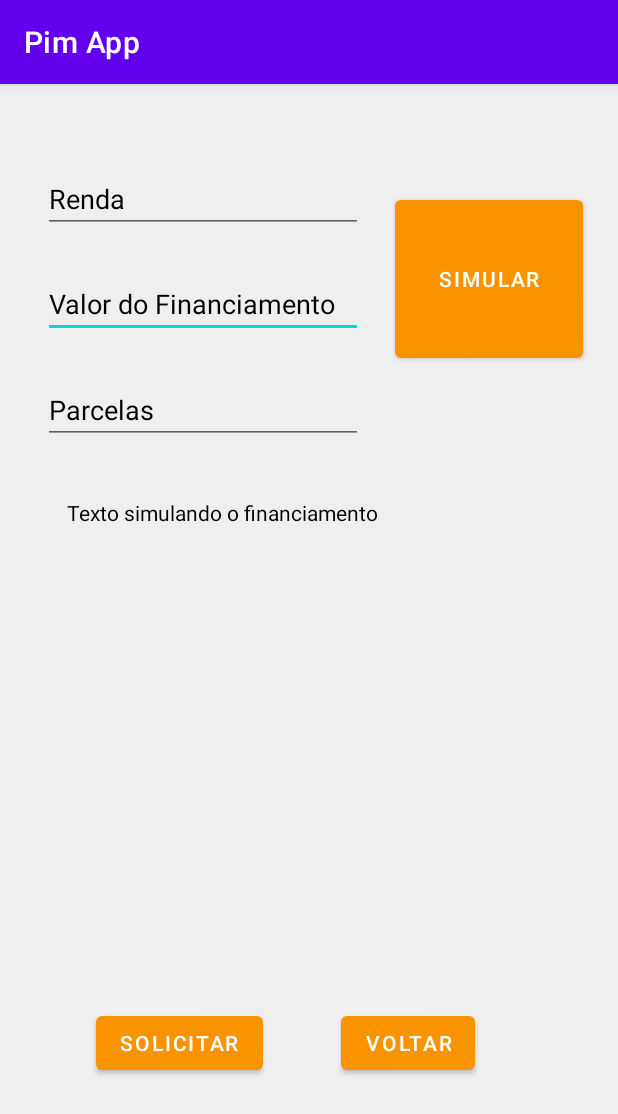
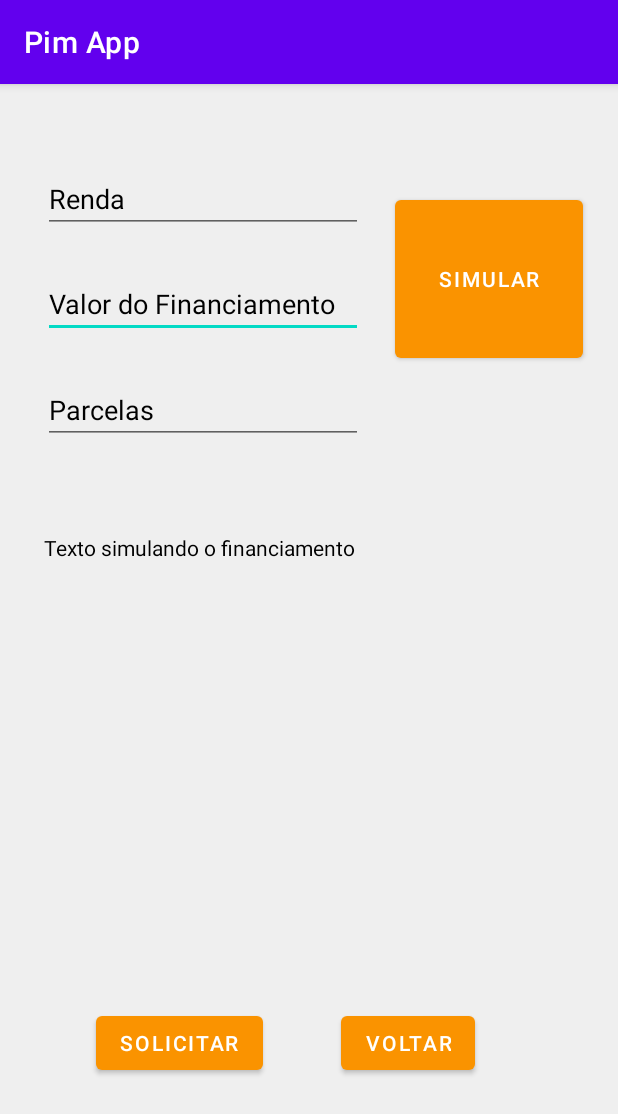
Before and after one commit to lopesleal/TCC_Android, an Android app: the TelaSimulacao screen opened directly, with no data from a screen before it, on a phone screen of 412 x 824 dp. Shown: the top 1114 px of the screen. Run offline under Robolectric (Android 15) with nearby library versions, the phone set to English and light mode, and no system bars.

```diff
--- a/app/src/main/java/com/example/pimapp/TelaSimulacao.java
+++ b/app/src/main/java/com/example/pimapp/TelaSimulacao.java
@@ -8,10 +8,13 @@ import android.view.View;
 import android.view.Window;
 import android.widget.Button;
 import android.widget.EditText;
+import android.widget.TextView;
+import android.widget.Toast;
 
 import org.w3c.dom.Text;
 
 public class TelaSimulacao extends AppCompatActivity {
+    TextView textView31;
 EditText editTextRendaSimul, editTextValFinancSimul, editTextParceSimul;
     @Override
     protected void onCreate(Bundle savedInstanceState) {
@@ -21,6 +24,7 @@ EditText editTextRendaSimul, editTextValFinancSimul, editTextParceSimul;
         Button btnSolicitarTelSimul = (Button) findViewById(R.id.btnSolicSimul);
         this.editTextRendaSimul=(EditText)findViewById(R.id.txtRendaSimul);
         this.editTextValFinancSimul=(EditText)findViewById(R.id.txtValFinancSimul);
+        this.textView31=(TextView)findViewById(R.id.textView31);
         this.editTextParceSimul=(EditText)findViewById(R.id.txtParceSimul);
         btnSolicitarTelSimul.setOnClickListener(new View.OnClickListener() {
             @Override
@@ -29,13 +33,35 @@ EditText editTextRendaSimul, editTextValFinancSimul, editTextParceSimul;
                 startActivity(irTelaAcompanhamentoSimulacao);
             }
         });
-        double valorRenda= Double.parseDouble(editTextRendaSimul.getText().toString());
-        double valorFinanciamento= Double.parseDouble(editTextValFinancSimul.getText().toString());
-        int numerodeParcelas= Integer.parseInt(editTextParceSimul.getText().toString());
-        double resultado= valorFinanciamento/numerodeParcelas;
-
-
-
+        Button btnVoltarSimul = (Button) findViewById(R.id.btnVoltarSimul);
+        btnVoltarSimul.setOnClickListener(new View.OnClickListener() {
+            @Override
+            public void onClick(View v) {
+                Intent irTelaUsuarioVoltarSimul = new Intent(TelaSimulacao.this, TelaUsuario.class);
+                startActivity(irTelaUsuarioVoltarSimul);
+                //Toast.makeText(getApplicationContext(),"", Toast.LENGTH_LONG).show();
+            }
+        });
+        Button btnsimul = (Button) findViewById(R.id.btnSimul);
+        btnsimul.setOnClickListener(new View.OnClickListener() {
+            @Override
+            public void onClick(View v) {
+                double valorParcelado, valorTotal, valordoJuros, valorcomJuros;
+                double valorFinanciamento= Double.parseDouble(editTextValFinancSimul.getText().toString());
+                int numerodeParcelas= Integer.parseInt(editTextParceSimul.getText().toString());
+                valorParcelado=valorFinanciamento/numerodeParcelas;
+                valordoJuros=valorParcelado*2/100;
+                valorcomJuros=valorParcelado+valordoJuros;
+                valorTotal=valorcomJuros*numerodeParcelas;
+                textView31.setText("O Valor solicitado "+valorFinanciamento+"\n Parcelado em "+
+                        numerodeParcelas+"\n será "+valorcomJuros+"\n Que dá um total de "+
+                        valorTotal);
+                //Toast.makeText(TelaSimulacao.this,
+                  //      "O Valor solicitado "+editTextValFinancSimul.getText()+" Parcelado em "+
+                     //           editTextParceSimul.getText()+" será "+valorcomJuros+" Que dá um total de "+
+                       //         valorTotal, Toast.LENGTH_LONG).show();
+            }
+        });
 
     }
 }
--- a/app/src/main/res/layout/activity_tela_antecipacao.xml
+++ b/app/src/main/res/layout/activity_tela_antecipacao.xml
@@ -13,7 +13,7 @@
         android:layout_height="wrap_content"
         android:ems="10"
         android:hint="Ex:5"
-        android:inputType="textPersonName"
+        android:inputType="numberDecimal"
         android:textColor="@color/black"
         android:textColorHint="@color/black"
         app:layout_constraintBottom_toBottomOf="parent"
--- a/app/src/main/res/layout/activity_tela_cadastro.xml
+++ b/app/src/main/res/layout/activity_tela_cadastro.xml
@@ -45,7 +45,7 @@
         android:layout_height="40dp"
         android:ems="10"
         android:hint="CPF"
-        android:inputType="textPersonName"
+        android:inputType="number"
         android:textColor="@color/black"
         android:textColorHint="@color/black"
         app:layout_constraintBottom_toBottomOf="parent"
@@ -61,7 +61,7 @@
         android:layout_height="40dp"
         android:ems="10"
         android:hint="Cep"
-        android:inputType="textPersonName"
+        android:inputType="number"
         android:textColor="@color/black"
         android:textColorHint="@color/black"
         app:layout_constraintBottom_toBottomOf="parent"
@@ -263,8 +263,6 @@
         android:textColor="#0E0E0E"
         android:visibility="invisible"
         app:layout_constraintBottom_toBottomOf="parent"
-        app:layout_constraintEnd_toEndOf="parent"
-        app:layout_constraintHorizontal_bias="0.461"
         app:layout_constraintStart_toStartOf="parent"
         app:layout_constraintTop_toTopOf="parent"
         app:layout_constraintVertical_bias="0.271" />
--- a/app/src/main/res/layout/activity_tela_esqueci_senha.xml
+++ b/app/src/main/res/layout/activity_tela_esqueci_senha.xml
@@ -65,7 +65,7 @@
         android:layout_width="190dp"
         android:layout_height="40dp"
         android:ems="10"
-        android:inputType="textPersonName"
+        android:inputType="number"
         android:textColor="@color/black"
         app:layout_constraintBottom_toBottomOf="parent"
         app:layout_constraintEnd_toEndOf="parent"
@@ -105,7 +105,7 @@
         android:layout_width="190dp"
         android:layout_height="40dp"
         android:ems="10"
-        android:inputType="textPersonName"
+        android:inputType="number|numberDecimal"
         android:textColor="@color/black"
         app:layout_constraintBottom_toBottomOf="parent"
         app:layout_constraintEnd_toEndOf="parent"
--- a/app/src/main/res/layout/activity_tela_simulacao.xml
+++ b/app/src/main/res/layout/activity_tela_simulacao.xml
@@ -13,7 +13,7 @@
         android:layout_height="wrap_content"
         android:ems="10"
         android:hint="Valor do Financiamento"
-        android:inputType="textPersonName"
+        android:inputType="numberDecimal"
         android:textColor="@color/black"
         android:textColorHint="@color/black"
         app:layout_constraintBottom_toBottomOf="parent"
@@ -29,7 +29,7 @@
         android:layout_height="wrap_content"
         android:ems="10"
         android:hint="Parcelas"
-        android:inputType="textPersonName"
+        android:inputType="numberDecimal"
         android:textColor="@color/black"
         android:textColorHint="@color/black"
         app:layout_constraintBottom_toBottomOf="parent"
@@ -41,16 +41,16 @@
 
     <TextView
         android:id="@+id/textView31"
-        android:layout_width="304dp"
-        android:layout_height="291dp"
+        android:layout_width="317dp"
+        android:layout_height="293dp"
         android:text="Texto simulando o financiamento"
         android:textColor="@color/black"
         app:layout_constraintBottom_toBottomOf="parent"
         app:layout_constraintEnd_toEndOf="parent"
-        app:layout_constraintHorizontal_bias="0.411"
+        app:layout_constraintHorizontal_bias="0.308"
         app:layout_constraintStart_toStartOf="parent"
         app:layout_constraintTop_toTopOf="parent"
-        app:layout_constraintVertical_bias="0.579" />
+        app:layout_constraintVertical_bias="0.63" />
 
     <Button
         android:id="@+id/btnSimul"
@@ -84,7 +84,7 @@
         android:layout_height="wrap_content"
         android:ems="10"
         android:hint="Renda"
-        android:inputType="textPersonName"
+        android:inputType="numberDecimal"
         android:textColor="@color/black"
         android:textColorHint="@color/black"
         app:layout_constraintBottom_toBottomOf="parent"
```
Also changed, not shown: app/src/main/java/com/example/pimapp/TelaCadastro.java (+41 -3 lines).
